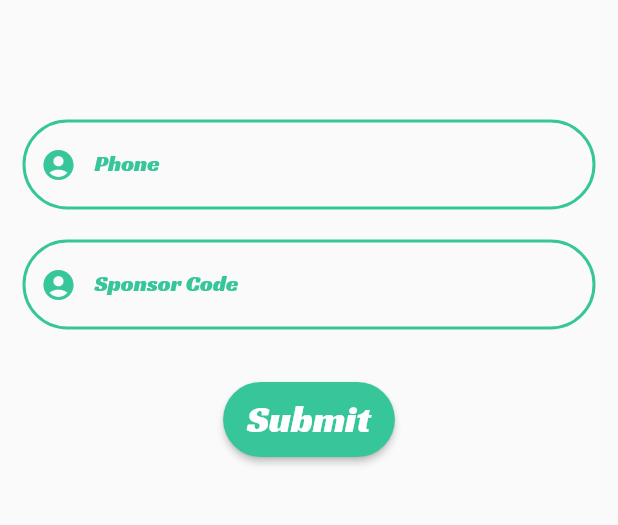
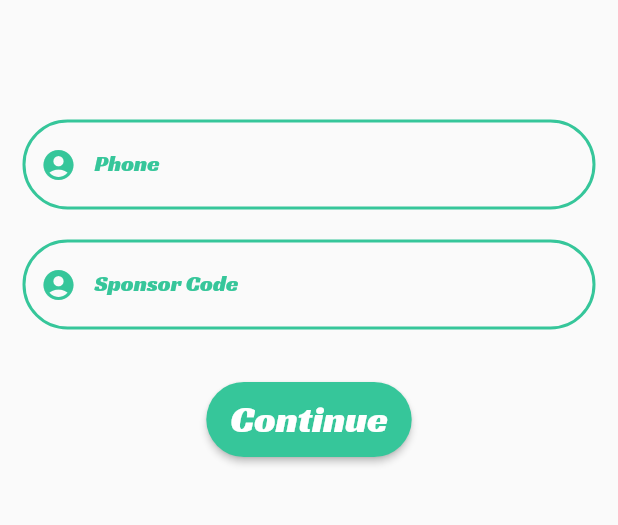
Before and after one commit to sanudutta45/rainbowkart, a Flutter app: the screen it shows after launch, on a phone screen of 412 x 824 dp, the part 362-887 px from its top. Run offline on Flutter 3.47's test engine with Material 2 defaults, Android fonts, the phone set to English and light mode, and no system bars; our stand-ins replace pin_code_fields; missing offline and left inert: cloud_firestore_web, firebase_auth_web, firebase_core_web; accounts and stored records are empty.

Commit message:
branch32

```diff
--- a/lib/screens/routes.dart
+++ b/lib/screens/routes.dart
@@ -12,7 +12,8 @@ Route<dynamic> generateRoute(RouteSettings settings) {
       return MaterialPageRoute(builder: (context) => SignIn());
     case 'otp':
       String phoneNumber = settings.arguments.toString();
-      return MaterialPageRoute(builder: (context) => Otp(phoneNumber: phoneNumber));
+      return MaterialPageRoute(
+          builder: (context) => Otp(phoneNumber: phoneNumber));
     default:
       return MaterialPageRoute(builder: (context) => NotFound());
   }
--- a/lib/screens/signin.dart
+++ b/lib/screens/signin.dart
@@ -144,7 +144,7 @@ class _AppSignInState extends State<AppSignIn> with InputValidationMixin {
               height: 50,
               child: ElevatedButton(
                 child: Text(
-                  'Submit',
+                  'Continue',
                   style: TextStyle(fontSize: 25),
                 ),
                 style: ElevatedButton.styleFrom(
@@ -156,8 +156,7 @@ class _AppSignInState extends State<AppSignIn> with InputValidationMixin {
                 onPressed: () {
                   if (_formKey.currentState!.validate()) {
                     _formKey.currentState!.save();
-                    Navigator.pushNamed(context, "otp",
-                        arguments: phoneNumber);
+                    Navigator.pushNamed(context, "otp", arguments: phoneNumber);
                   }
                 },
               )),
```
Also changed, not shown: assets/images/splash.png (added).
